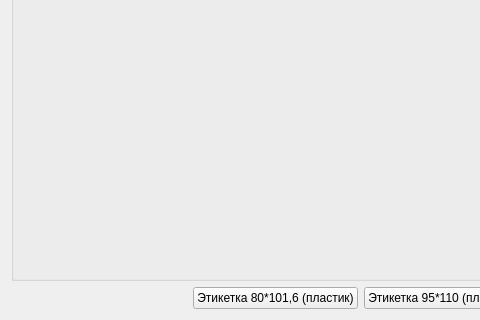
Qt form formlabelswire.ui (Sergeyego/warehouse) before a commit; both pictures show x 0 to 480 and y 217 to 537 of the 905 by 537 pixel window.
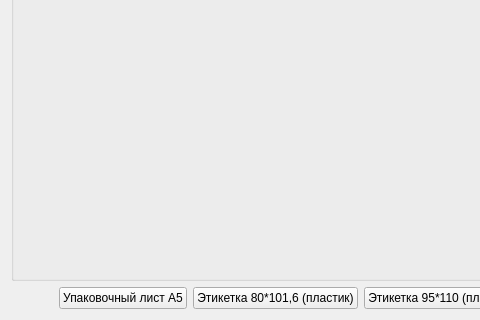
The same form after that commit.

Commit message: упаковочный лист А5 для проволоки

What changed in the file:
```diff
--- a/formlabelswire.ui
+++ b/formlabelswire.ui
@@ -43,6 +43,13 @@
        </property>
       </spacer>
      </item>
+     <item>
+      <widget class="QPushButton" name="pushButtonPackListA5">
+       <property name="text">
+        <string>Упаковочный лист А5</string>
+       </property>
+      </widget>
+     </item>
      <item>
       <widget class="QPushButton" name="pushButton80_1016">
        <property name="text">
```
The commit also changes 8 other files.
